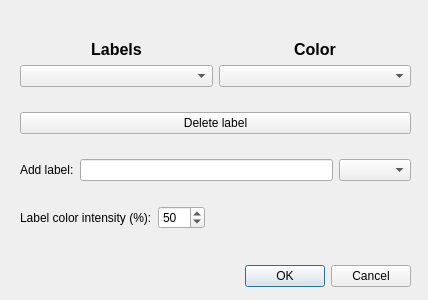
This is gui/designer/label_settings.ui in jacob-kamminga/AI-Sensus as Qt 5 draws it before an edit. The edited form follows.
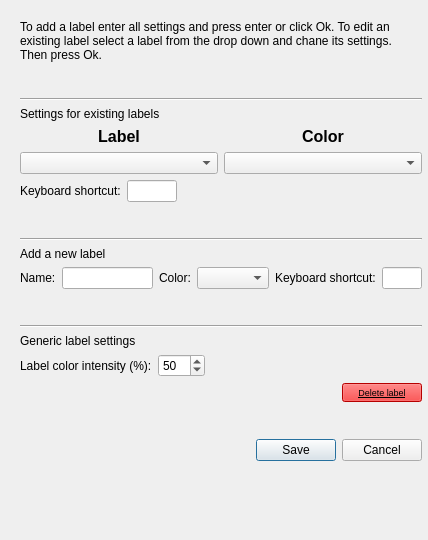
This is the edited form.

Commit message: Removed bug that occured when deleting annotations. Added shortcut functionality Added backward capability for db structure updates

The edit to the form file:
```diff
--- a/gui/designer/label_settings.ui
+++ b/gui/designer/label_settings.ui
@@ -7,38 +7,59 @@
     <x>0</x>
     <y>0</y>
     <width>428</width>
-    <height>300</height>
+    <height>540</height>
    </rect>
   </property>
   <property name="windowTitle">
    <string>Dialog</string>
   </property>
-  <widget class="QDialogButtonBox" name="buttonBox">
-   <property name="geometry">
-    <rect>
-     <x>70</x>
-     <y>260</y>
-     <width>341</width>
-     <height>32</height>
-    </rect>
-   </property>
-   <property name="orientation">
-    <enum>Qt::Horizontal</enum>
-   </property>
-   <property name="standardButtons">
-    <set>QDialogButtonBox::Cancel|QDialogButtonBox::Ok</set>
-   </property>
-  </widget>
   <widget class="QWidget" name="verticalLayoutWidget">
    <property name="geometry">
     <rect>
      <x>20</x>
      <y>20</y>
-     <width>391</width>
-     <height>231</height>
+     <width>402</width>
+     <height>441</height>
     </rect>
    </property>
    <layout class="QVBoxLayout" name="verticalLayout">
+    <item>
+     <widget class="QLabel" name="label_2">
+      <property name="text">
+       <string>To add a label enter all settings and press enter or click Ok. To edit an existing label select a label from the drop down and chane its settings. Then press Ok.</string>
+      </property>
+      <property name="wordWrap">
+       <bool>true</bool>
+      </property>
+     </widget>
+    </item>
+    <item>
+     <spacer name="verticalSpacer_2">
+      <property name="orientation">
+       <enum>Qt::Vertical</enum>
+      </property>
+      <property name="sizeHint" stdset="0">
+       <size>
+        <width>20</width>
+        <height>40</height>
+       </size>
+      </property>
+     </spacer>
+    </item>
+    <item>
+     <widget class="Line" name="line_2">
+      <property name="orientation">
+       <enum>Qt::Horizontal</enum>
+      </property>
+     </widget>
+    </item>
+    <item>
+     <widget class="QLabel" name="label_3">
+      <property name="text">
+       <string>Settings for existing labels</string>
+      </property>
+     </widget>
+    </item>
     <item>
      <layout class="QHBoxLayout" name="horizontalLayout">
       <item>
@@ -59,7 +80,7 @@
            </font>
           </property>
           <property name="text">
-           <string>Labels</string>
+           <string>Label</string>
           </property>
           <property name="alignment">
            <set>Qt::AlignCenter</set>
@@ -104,9 +125,84 @@
      </layout>
     </item>
     <item>
-     <widget class="QPushButton" name="pushButton">
+     <layout class="QHBoxLayout" name="horizontalLayout_2">
+      <item>
+       <widget class="QLabel" name="label_keyboard_shortcut">
+        <property name="sizePolicy">
+         <sizepolicy hsizetype="Maximum" vsizetype="Preferred">
+          <horstretch>0</horstretch>
+          <verstretch>0</verstretch>
+         </sizepolicy>
+        </property>
+        <property name="text">
+         <string>Keyboard shortcut:</string>
+        </property>
+       </widget>
+      </item>
+      <item>
+       <widget class="QLineEdit" name="lineEdit_keyboard_shortcut">
+        <property name="sizePolicy">
+         <sizepolicy hsizetype="Fixed" vsizetype="Fixed">
+          <horstretch>0</horstretch>
+          <verstretch>0</verstretch>
+         </sizepolicy>
+        </property>
+        <property name="minimumSize">
+         <size>
+          <width>40</width>
+          <height>0</height>
+         </size>
+        </property>
+        <property name="maximumSize">
+         <size>
+          <width>50</width>
+          <height>16777215</height>
+         </size>
+        </property>
+        <property name="maxLength">
+         <number>1</number>
+        </property>
+       </widget>
+      </item>
+      <item>
+       <spacer name="horizontalSpacer_3">
+        <property name="orientation">
+         <enum>Qt::Horizontal</enum>
+        </property>
+        <property name="sizeHint" stdset="0">
+         <size>
+          <width>40</width>
+          <height>20</height>
+         </size>
+        </property>
+       </spacer>
+      </item>
+     </layout>
+    </item>
+    <item>
+     <spacer name="verticalSpacer_4">
+      <property name="orientation">
+       <enum>Qt::Vertical</enum>
+      </property>
+      <property name="sizeHint" stdset="0">
+       <size>
+        <width>20</width>
+        <height>40</height>
+       </size>
+      </property>
+     </spacer>
+    </item>
+    <item>
+     <widget class="Line" name="line_3">
+      <property name="orientation">
+       <enum>Qt::Horizontal</enum>
+      </property>
+     </widget>
+    </item>
+    <item>
+     <widget class="QLabel" name="label_4">
       <property name="text">
-       <string>Delete label</string>
+       <string>Add a new label</string>
       </property>
      </widget>
     </item>
@@ -115,21 +211,91 @@
       <item>
        <widget class="QLabel" name="label_new_label">
         <property name="text">
-         <string>Add label:</string>
+         <string>Name:</string>
         </property>
        </widget>
       </item>
       <item>
        <widget class="QLineEdit" name="lineEdit_new_label"/>
       </item>
+      <item>
+       <widget class="QLabel" name="label_5">
+        <property name="text">
+         <string>Color:</string>
+        </property>
+       </widget>
+      </item>
       <item>
        <widget class="QComboBox" name="comboBox_new_label_color"/>
       </item>
+      <item>
+       <widget class="QLabel" name="label_6">
+        <property name="text">
+         <string>Keyboard shortcut:</string>
+        </property>
+       </widget>
+      </item>
+      <item>
+       <widget class="QLineEdit" name="lineEdit_new_keyboard_shortcut">
+        <property name="sizePolicy">
+         <sizepolicy hsizetype="Fixed" vsizetype="Fixed">
+          <horstretch>0</horstretch>
+          <verstretch>0</verstretch>
+         </sizepolicy>
+        </property>
+        <property name="minimumSize">
+         <size>
+          <width>40</width>
+          <height>0</height>
+         </size>
+        </property>
+        <property name="maximumSize">
+         <size>
+          <width>50</width>
+          <height>16777215</height>
+         </size>
+        </property>
+       </widget>
+      </item>
      </layout>
     </item>
     <item>
-     <layout class="QGridLayout" name="gridLayout_opacity">
-      <item row="0" column="1">
+     <spacer name="verticalSpacer_3">
+      <property name="orientation">
+       <enum>Qt::Vertical</enum>
+      </property>
+      <property name="sizeHint" stdset="0">
+       <size>
+        <width>20</width>
+        <height>40</height>
+       </size>
+      </property>
+     </spacer>
+    </item>
+    <item>
+     <widget class="Line" name="line">
+      <property name="orientation">
+       <enum>Qt::Horizontal</enum>
+      </property>
+     </widget>
+    </item>
+    <item>
+     <widget class="QLabel" name="label">
+      <property name="text">
+       <string>Generic label settings</string>
+      </property>
+     </widget>
+    </item>
+    <item>
+     <layout class="QHBoxLayout" name="horizontalLayout_3">
+      <item>
+       <widget class="QLabel" name="label_opacity">
+        <property name="text">
+         <string>Label color intensity (%):</string>
+        </property>
+       </widget>
+      </item>
+      <item>
        <widget class="QDoubleSpinBox" name="doubleSpinBox_opacity">
         <property name="decimals">
          <number>0</number>
@@ -145,14 +311,7 @@
         </property>
        </widget>
       </item>
-      <item row="0" column="0">
-       <widget class="QLabel" name="label_opacity">
-        <property name="text">
-         <string>Label color intensity (%):</string>
-        </property>
-       </widget>
-      </item>
-      <item row="0" column="2">
+      <item>
        <spacer name="horizontalSpacer">
         <property name="orientation">
          <enum>Qt::Horizontal</enum>
@@ -170,6 +329,501 @@
       </item>
      </layout>
     </item>
+    <item>
+     <layout class="QHBoxLayout" name="horizontalLayout_4">
+      <item>
+       <spacer name="horizontalSpacer_2">
+        <property name="orientation">
+         <enum>Qt::Horizontal</enum>
+        </property>
+        <property name="sizeHint" stdset="0">
+         <size>
+          <width>40</width>
+          <height>20</height>
+         </size>
+        </property>
+       </spacer>
+      </item>
+      <item>
+       <widget class="QPushButton" name="pushButton">
+        <property name="palette">
+         <palette>
+          <active>
+           <colorrole role="WindowText">
+            <brush brushstyle="SolidPattern">
+             <color alpha="255">
+              <red>0</red>
+              <green>0</green>
+              <blue>0</blue>
+             </color>
+            </brush>
+           </colorrole>
+           <colorrole role="Button">
+            <brush brushstyle="SolidPattern">
+             <color alpha="255">
+              <red>255</red>
+              <green>0</green>
+              <blue>0</blue>
+             </color>
+            </brush>
+           </colorrole>
+           <colorrole role="Light">
+            <brush brushstyle="SolidPattern">
+             <color alpha="255">
+              <red>255</red>
+              <green>127</green>
+              <blue>127</blue>
+             </color>
+            </brush>
+           </colorrole>
+           <colorrole role="Midlight">
+            <brush brushstyle="SolidPattern">
+             <color alpha="255">
+              <red>255</red>
+              <green>63</green>
+              <blue>63</blue>
+             </color>
+            </brush>
+           </colorrole>
+           <colorrole role="Dark">
+            <brush brushstyle="SolidPattern">
+             <color alpha="255">
+              <red>127</red>
+              <green>0</green>
+              <blue>0</blue>
+             </color>
+            </brush>
+           </colorrole>
+           <colorrole role="Mid">
+            <brush brushstyle="SolidPattern">
+             <color alpha="255">
+              <red>170</red>
+              <green>0</green>
+              <blue>0</blue>
+             </color>
+            </brush>
+           </colorrole>
+           <colorrole role="Text">
+            <brush brushstyle="SolidPattern">
+             <color alpha="255">
+              <red>0</red>
+              <green>0</green>
+              <blue>0</blue>
+             </color>
+            </brush>
+           </colorrole>
+           <colorrole role="BrightText">
+            <brush brushstyle="SolidPattern">
+             <color alpha="255">
+              <red>255</red>
+              <green>255</green>
+              <blue>255</blue>
+             </color>
+            </brush>
+           </colorrole>
+           <colorrole role="ButtonText">
+            <brush brushstyle="SolidPattern">
+             <color alpha="255">
+              <red>0</red>
+              <green>0</green>
+              <blue>0</blue>
+             </color>
+            </brush>
+           </colorrole>
+           <colorrole role="Base">
+            <brush brushstyle="SolidPattern">
+             <color alpha="255">
+              <red>255</red>
+              <green>255</green>
+              <blue>255</blue>
+             </color>
+            </brush>
+           </colorrole>
+           <colorrole role="Window">
+            <brush brushstyle="SolidPattern">
+             <color alpha="255">
+              <red>255</red>
+              <green>0</green>
+              <blue>0</blue>
+             </color>
+            </brush>
+           </colorrole>
+           <colorrole role="Shadow">
+            <brush brushstyle="SolidPattern">
+             <color alpha="255">
+              <red>0</red>
+              <green>0</green>
+              <blue>0</blue>
+             </color>
+            </brush>
+           </colorrole>
+           <colorrole role="AlternateBase">
+            <brush brushstyle="SolidPattern">
+             <color alpha="255">
+              <red>255</red>
+              <green>127</green>
+              <blue>127</blue>
+             </color>
+            </brush>
+           </colorrole>
+           <colorrole role="ToolTipBase">
+            <brush brushstyle="SolidPattern">
+             <color alpha="255">
+              <red>255</red>
+              <green>255</green>
+              <blue>220</blue>
+             </color>
+            </brush>
+           </colorrole>
+           <colorrole role="ToolTipText">
+            <brush brushstyle="SolidPattern">
+             <color alpha="255">
+              <red>0</red>
+              <green>0</green>
+              <blue>0</blue>
+             </color>
+            </brush>
+           </colorrole>
+           <colorrole role="PlaceholderText">
+            <brush brushstyle="SolidPattern">
+             <color alpha="128">
+              <red>0</red>
+              <green>0</green>
+              <blue>0</blue>
+             </color>
+            </brush>
+           </colorrole>
+          </active>
+          <inactive>
+           <colorrole role="WindowText">
+            <brush brushstyle="SolidPattern">
+             <color alpha="255">
+              <red>0</red>
+              <green>0</green>
+              <blue>0</blue>
+             </color>
+            </brush>
+           </colorrole>
+           <colorrole role="Button">
+            <brush brushstyle="SolidPattern">
+             <color alpha="255">
+              <red>255</red>
+              <green>0</green>
+              <blue>0</blue>
+             </color>
+            </brush>
+           </colorrole>
+           <colorrole role="Light">
+            <brush brushstyle="SolidPattern">
+             <color alpha="255">
+              <red>255</red>
+              <green>127</green>
+              <blue>127</blue>
+             </color>
+            </brush>
+           </colorrole>
+           <colorrole role="Midlight">
+            <brush brushstyle="SolidPattern">
+             <color alpha="255">
+              <red>255</red>
+              <green>63</green>
+              <blue>63</blue>
+             </color>
+            </brush>
+           </colorrole>
+           <colorrole role="Dark">
+            <brush brushstyle="SolidPattern">
+             <color alpha="255">
+              <red>127</red>
+              <green>0</green>
+              <blue>0</blue>
+             </color>
+            </brush>
+           </colorrole>
+           <colorrole role="Mid">
+            <brush brushstyle="SolidPattern">
+             <color alpha="255">
+              <red>170</red>
+              <green>0</green>
+              <blue>0</blue>
+             </color>
+            </brush>
+           </colorrole>
+           <colorrole role="Text">
+            <brush brushstyle="SolidPattern">
+             <color alpha="255">
+              <red>0</red>
+              <green>0</green>
+              <blue>0</blue>
+             </color>
+            </brush>
+           </colorrole>
+           <colorrole role="BrightText">
+            <brush brushstyle="SolidPattern">
+             <color alpha="255">
+              <red>255</red>
+              <green>255</green>
+              <blue>255</blue>
+             </color>
+            </brush>
+           </colorrole>
+           <colorrole role="ButtonText">
+            <brush brushstyle="SolidPattern">
+             <color alpha="255">
+              <red>0</red>
+              <green>0</green>
+              <blue>0</blue>
+             </color>
+            </brush>
+           </colorrole>
+           <colorrole role="Base">
+            <brush brushstyle="SolidPattern">
+             <color alpha="255">
+              <red>255</red>
+              <green>255</green>
+              <blue>255</blue>
+             </color>
+            </brush>
+           </colorrole>
+           <colorrole role="Window">
+            <brush brushstyle="SolidPattern">
+             <color alpha="255">
+              <red>255</red>
+              <green>0</green>
+              <blue>0</blue>
+             </color>
+            </brush>
+           </colorrole>
+           <colorrole role="Shadow">
+            <brush brushstyle="SolidPattern">
+             <color alpha="255">
+              <red>0</red>
+              <green>0</green>
+              <blue>0</blue>
+             </color>
+            </brush>
+           </colorrole>
+           <colorrole role="AlternateBase">
+            <brush brushstyle="SolidPattern">
+             <color alpha="255">
+              <red>255</red>
+              <green>127</green>
+              <blue>127</blue>
+             </color>
+            </brush>
+           </colorrole>
+           <colorrole role="ToolTipBase">
+            <brush brushstyle="SolidPattern">
+             <color alpha="255">
+              <red>255</red>
+              <green>255</green>
+              <blue>220</blue>
+             </color>
+            </brush>
+           </colorrole>
+           <colorrole role="ToolTipText">
+            <brush brushstyle="SolidPattern">
+             <color alpha="255">
+              <red>0</red>
+              <green>0</green>
+              <blue>0</blue>
+             </color>
+            </brush>
+           </colorrole>
+           <colorrole role="PlaceholderText">
+            <brush brushstyle="SolidPattern">
+             <color alpha="128">
+              <red>0</red>
+              <green>0</green>
+              <blue>0</blue>
+             </color>
+            </brush>
+           </colorrole>
+          </inactive>
+          <disabled>
+           <colorrole role="WindowText">
+            <brush brushstyle="SolidPattern">
+             <color alpha="255">
+              <red>127</red>
+              <green>0</green>
+              <blue>0</blue>
+             </color>
+            </brush>
+           </colorrole>
+           <colorrole role="Button">
+            <brush brushstyle="SolidPattern">
+             <color alpha="255">
+              <red>255</red>
+              <green>0</green>
+              <blue>0</blue>
+             </color>
+            </brush>
+           </colorrole>
+           <colorrole role="Light">
+            <brush brushstyle="SolidPattern">
+             <color alpha="255">
+              <red>255</red>
+              <green>127</green>
+              <blue>127</blue>
+             </color>
+            </brush>
+           </colorrole>
+           <colorrole role="Midlight">
+            <brush brushstyle="SolidPattern">
+             <color alpha="255">
+              <red>255</red>
+              <green>63</green>
+              <blue>63</blue>
+             </color>
+            </brush>
+           </colorrole>
+           <colorrole role="Dark">
+            <brush brushstyle="SolidPattern">
+             <color alpha="255">
+              <red>127</red>
+              <green>0</green>
+              <blue>0</blue>
+             </color>
+            </brush>
+           </colorrole>
+           <colorrole role="Mid">
+            <brush brushstyle="SolidPattern">
+             <color alpha="255">
+              <red>170</red>
+              <green>0</green>
+              <blue>0</blue>
+             </color>
+            </brush>
+           </colorrole>
+           <colorrole role="Text">
+            <brush brushstyle="SolidPattern">
+             <color alpha="255">
+              <red>127</red>
+              <green>0</green>
+              <blue>0</blue>
+             </color>
+            </brush>
+           </colorrole>
+           <colorrole role="BrightText">
+            <brush brushstyle="SolidPattern">
+             <color alpha="255">
+              <red>255</red>
+              <green>255</green>
+              <blue>255</blue>
+             </color>
+            </brush>
+           </colorrole>
+           <colorrole role="ButtonText">
+            <brush brushstyle="SolidPattern">
+             <color alpha="255">
+              <red>127</red>
+              <green>0</green>
+              <blue>0</blue>
+             </color>
+            </brush>
+           </colorrole>
+           <colorrole role="Base">
+            <brush brushstyle="SolidPattern">
+             <color alpha="255">
+              <red>255</red>
+              <green>0</green>
+              <blue>0</blue>
+             </color>
+            </brush>
+           </colorrole>
+           <colorrole role="Window">
+            <brush brushstyle="SolidPattern">
+             <color alpha="255">
+              <red>255</red>
+              <green>0</green>
+              <blue>0</blue>
+             </color>
+            </brush>
+           </colorrole>
+           <colorrole role="Shadow">
+            <brush brushstyle="SolidPattern">
+             <color alpha="255">
+              <red>0</red>
+              <green>0</green>
+              <blue>0</blue>
+             </color>
+            </brush>
+           </colorrole>
+           <colorrole role="AlternateBase">
+            <brush brushstyle="SolidPattern">
+             <color alpha="255">
+              <red>255</red>
+              <green>0</green>
+              <blue>0</blue>
+             </color>
+            </brush>
+           </colorrole>
+           <colorrole role="ToolTipBase">
+            <brush brushstyle="SolidPattern">
+             <color alpha="255">
+              <red>255</red>
+              <green>255</green>
+              <blue>220</blue>
+             </color>
+            </brush>
+           </colorrole>
+           <colorrole role="ToolTipText">
+            <brush brushstyle="SolidPattern">
+             <color alpha="255">
+              <red>0</red>
+              <green>0</green>
+              <blue>0</blue>
+             </color>
+            </brush>
+           </colorrole>
+           <colorrole role="PlaceholderText">
+            <brush brushstyle="SolidPattern">
+             <color alpha="128">
+              <red>0</red>
+              <green>0</green>
+              <blue>0</blue>
+             </color>
+            </brush>
+           </colorrole>
+          </disabled>
+         </palette>
+        </property>
+        <property name="font">
+         <font>
+          <pointsize>7</pointsize>
+          <underline>true</underline>
+         </font>
+        </property>
+        <property name="text">
+         <string>Delete label</string>
+        </property>
+       </widget>
+      </item>
+     </layout>
+    </item>
+    <item>
+     <spacer name="verticalSpacer">
+      <property name="orientation">
+       <enum>Qt::Vertical</enum>
+      </property>
+      <property name="sizeHint" stdset="0">
+       <size>
+        <width>20</width>
+        <height>40</height>
+       </size>
+      </property>
+     </spacer>
+    </item>
+    <item>
+     <widget class="QDialogButtonBox" name="buttonBox">
+      <property name="orientation">
+       <enum>Qt::Horizontal</enum>
+      </property>
+      <property name="standardButtons">
+       <set>QDialogButtonBox::Cancel|QDialogButtonBox::Save</set>
+      </property>
+     </widget>
+    </item>
    </layout>
   </widget>
  </widget>
```
The commit also changes 10 other files.
